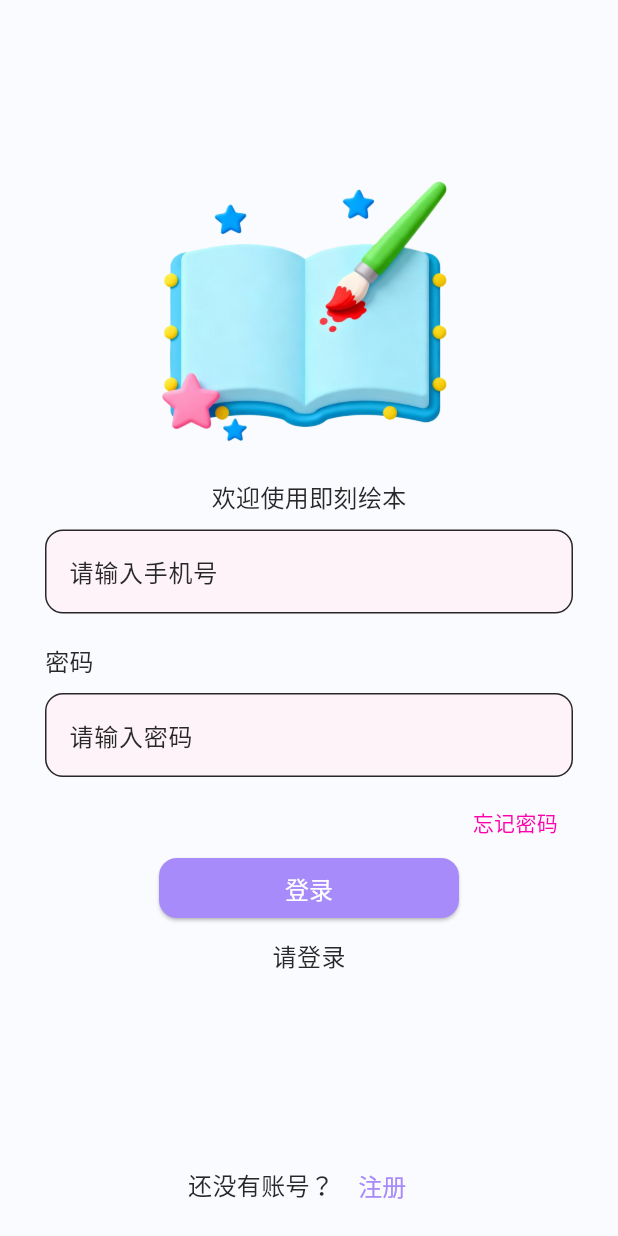
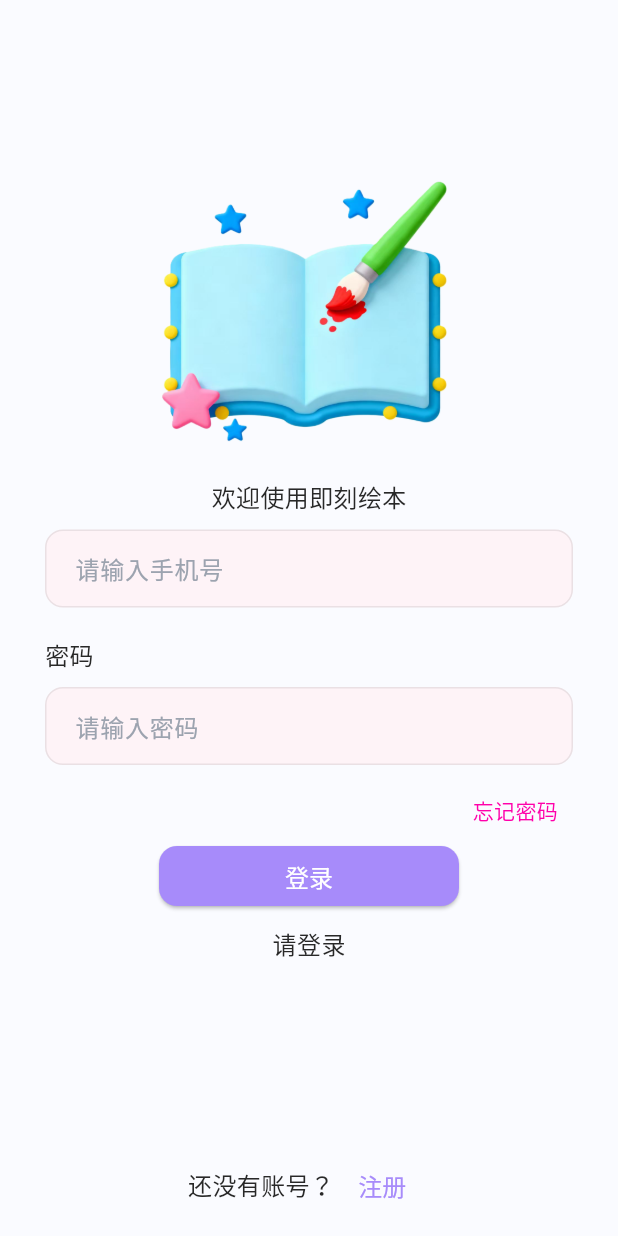
Before and after one commit to Gxx-star/instante_tale-flutter, a Flutter app: the screen it shows after launch, on a phone screen of 412 x 824 dp. Run offline on Flutter 3.47's test engine with Material 3 defaults, Android fonts, the phone set to English and light mode, and no system bars; our stand-ins replace dio, flutter_riverpod, flutter_secure_storage, go_router, isar; accounts and stored records are empty; generated files the repository leaves out were written again; Roboto replaces fonts that are missing (Inter).

Commit message:
feat(ui): 实现注册页面和忘记密码页面的基础UI功能
- 引入 Riverpod 状态管理，重构登录相关页面为 ConsumerWidget- 实现注册页面的手机号与验证码输入框及注册按钮
- 更新路由配置，移除页面构建函数的 const 修饰符
- 优化输入框主题样式，增强视觉效果与交互体验
-修复登录页跳转至忘记密码页的路径错误问题

```diff
--- a/lib/ui/page/login_page.dart
+++ b/lib/ui/page/login_page.dart
@@ -57,8 +57,7 @@ class LoginPage extends ConsumerWidget {
                     padding: EdgeInsets.only(top: 10, right: 10),
                     child: GestureDetector(
                       onTap: () {
-                        // 跳转到注册页
-                        context.push('/${AppRouteNames.register}');
+                        context.push('/${AppRouteNames.forgetPassword}');
                       },
                       child: Text(
                         "忘记密码",
@@ -100,7 +99,7 @@ class LoginPage extends ConsumerWidget {
                     Text("还没有账号？"),
                     TextButton(
                       onPressed: () {
-                        Navigator.pushNamed(context, '/register');
+                        context.push('/${AppRouteNames.register}');
                       },
                       child: Text("注册"),
                     ),
--- a/lib/ui/theme.dart
+++ b/lib/ui/theme.dart
@@ -158,9 +158,24 @@ class AppTheme {
         ),
       ),
       inputDecorationTheme: InputDecorationTheme(
-        fillColor: const Color(0xFFFEF3F8),
+        fillColor: const Color(0xFFFEF3F7),
         filled: true,
-        border: OutlineInputBorder(
+        // 默认边框（未选中状态）
+        enabledBorder: OutlineInputBorder(
+          borderRadius: baseRadius,
+          borderSide: const BorderSide(color: Color(0x14000000)),
+        ),
+        // 选中时边框颜色不变（与默认边框颜色一致）
+        focusedBorder: OutlineInputBorder(
+          borderRadius: baseRadius,
+          borderSide: const BorderSide(color: Colors.black), // 保持原边框颜色
+        ),
+        // 配置输入框内边距，避免阴影挤压内容
+        contentPadding: const EdgeInsets.symmetric(horizontal: 16, vertical: 14),
+        // 可选：优化未选中/选中时的提示文本样式（保持原有风格）
+        hintStyle: const TextStyle(color: Color(0xFF9CA3AF)),
+        labelStyle: const TextStyle(color: Color(0xFF282828)),
+        focusedErrorBorder: OutlineInputBorder(
           borderRadius: baseRadius,
           borderSide: const BorderSide(color: Color(0x14000000)),
         ),
```
Also changed, not shown: lib/main.dart (+5 -5 lines), lib/ui/page/forget_password_page.dart (+5 -9 lines), lib/ui/page/register_page.dart (+68 -10 lines).
